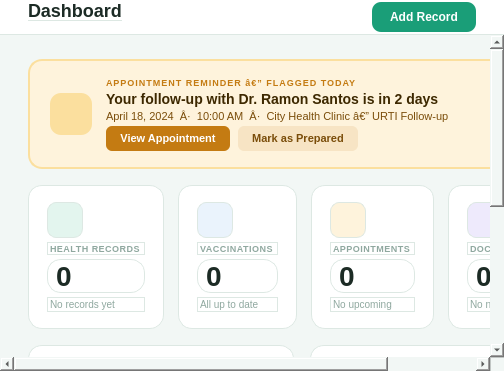
Before: the Qt Designer form src/ui/page_dashboard.ui in shasheenahdeeneillelumasag/CCC151---Group-Project, drawn with Qt 5.
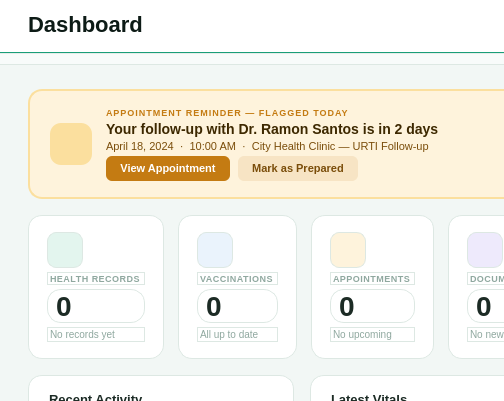
After: the same form once the commit is applied. Icons and pictures are not drawn.

Commit message: UI/UX redesign, dashboard fixes, pagination, and placeholder updates

```diff
--- a/src/ui/page_dashboard.ui
+++ b/src/ui/page_dashboard.ui
@@ -34,7 +34,7 @@
    <item>
     <widget class="QFrame" name="topbar">
      <property name="styleSheet">
-      <string>QFrame { background: #FFFFFF; border-bottom: 1px solid #DDE8E3; }</string>
+      <string>QFrame#topbar { background: #FFFFFF; border-bottom: 1px solid #1A9E78; }</string>
      </property>
      <property name="minimumHeight"><number>62</number></property>
      <property name="maximumHeight"><number>62</number></property>
@@ -43,7 +43,7 @@
        <number>28</number>
       </property>
       <property name="topMargin">
-       <number>0</number>
+        <number>12</number>
       </property>
       <property name="rightMargin">
        <number>28</number>
@@ -59,7 +59,7 @@
         <item>
          <widget class="QLabel" name="topTitle">
           <property name="styleSheet">
-           <string>QLabel { font-size: 18px; font-weight: bold; color: #1C2B25; }</string>
+            <string>QLabel { font-size: 22px; font-weight: bold; color: #0D1B16; }</string>
           </property>
           <property name="text">
            <string>Dashboard</string>
@@ -69,7 +69,7 @@
         <item>
          <widget class="QLabel" name="topSub">
           <property name="styleSheet">
-           <string>QLabel { font-size: 11px; color: #8FA89F; }</string>
+             <string>QLabel { font-size: 13px; color: #5A7A6A; }</string>
           </property>
            <property name="text">
             <string></string>
@@ -78,6 +78,22 @@
         </item>
        </layout>
       </item>
+
+     </layout>
+     </widget>
+    </item>
+    <item>
+     <widget class="QFrame" name="toolbar">
+      <property name="styleSheet">
+       <string>QFrame#toolbar { background: #F8FBFA; border-bottom: 1px solid #DDE8E3; border-top: 1px solid #E4EDE9; }</string>
+      </property>
+      <property name="minimumHeight"><number>48</number></property>
+      <property name="maximumHeight"><number>48</number></property>
+      <layout class="QHBoxLayout">
+       <property name="leftMargin"><number>28</number></property>
+       <property name="topMargin"><number>10</number></property>
+       <property name="rightMargin"><number>28</number></property>
+       <property name="bottomMargin"><number>0</number></property>
       <item>
        <spacer>
         <property name="orientation">
@@ -91,19 +107,6 @@
         </property>
        </spacer>
       </item>
-      <item>
-       <widget class="QPushButton" name="btnAddRecord">
-        <property name="cursor">
-         <cursorShape>PointingHandCursor</cursorShape>
-        </property>
-        <property name="styleSheet">
-         <string>QPushButton { background: #1A9E78; color: #FFFFFF; font-size: 12px; font-weight: 600; border: none; border-radius: 9px; padding: 8px 18px; } QPushButton:hover { background: #0D6B52; }</string>
-        </property>
-        <property name="text">
-         <string>Add Record</string>
-        </property>
-       </widget>
-      </item>
      </layout>
     </widget>
    </item>
@@ -118,6 +121,12 @@
      <property name="widgetResizable">
       <bool>true</bool>
      </property>
+      <property name="verticalScrollBarPolicy">
+       <enum>Qt::ScrollBarPolicy::ScrollBarAlwaysOff</enum>
+      </property>
+      <property name="horizontalScrollBarPolicy">
+       <enum>Qt::ScrollBarPolicy::ScrollBarAlwaysOff</enum>
+      </property>
      <widget class="QWidget" name="scrollContent">
       <layout class="QVBoxLayout" name="contentLayout">
        <property name="spacing">
@@ -194,7 +203,7 @@
                <string>QLabel { font-size: 9px; font-weight: bold; color: #C47B12; letter-spacing: 1px; }</string>
               </property>
               <property name="text">
-               <string>APPOINTMENT REMINDER â€” FLAGGED TODAY</string>
+               <string>APPOINTMENT REMINDER — FLAGGED TODAY</string>
               </property>
              </widget>
             </item>
@@ -214,7 +223,7 @@
                <string>QLabel { font-size: 11px; color: #7A4D0A; }</string>
               </property>
               <property name="text">
-               <string>April 18, 2024  Â·  10:00 AM  Â·  City Health Clinic â€” URTI Follow-up</string>
+               <string>April 18, 2024  ·  10:00 AM  ·  City Health Clinic — URTI Follow-up</string>
               </property>
              </widget>
             </item>
@@ -613,6 +622,9 @@
          </property>
          <item>
           <widget class="QFrame" name="cardActivity">
+           <property name="minimumSize">
+            <size><width>0</width><height>220</height></size>
+           </property>
            <property name="styleSheet">
             <string>QFrame#cardActivity { background: #FFFFFF; border: 1px solid #DDE8E3; border-radius: 14px; }</string>
            </property>
@@ -703,6 +715,9 @@
          </item>
          <item>
           <widget class="QFrame" name="cardVitals">
+           <property name="minimumSize">
+            <size><width>0</width><height>220</height></size>
+           </property>
            <property name="styleSheet">
             <string>QFrame#cardVitals { background: #FFFFFF; border: 1px solid #DDE8E3; border-radius: 14px; }</string>
            </property>
```
Left out of the diff: 12 changed lines with no effect on the pictures. Lines whose indentation alone changed are shown as unchanged. The commit also changes 20 other files.
